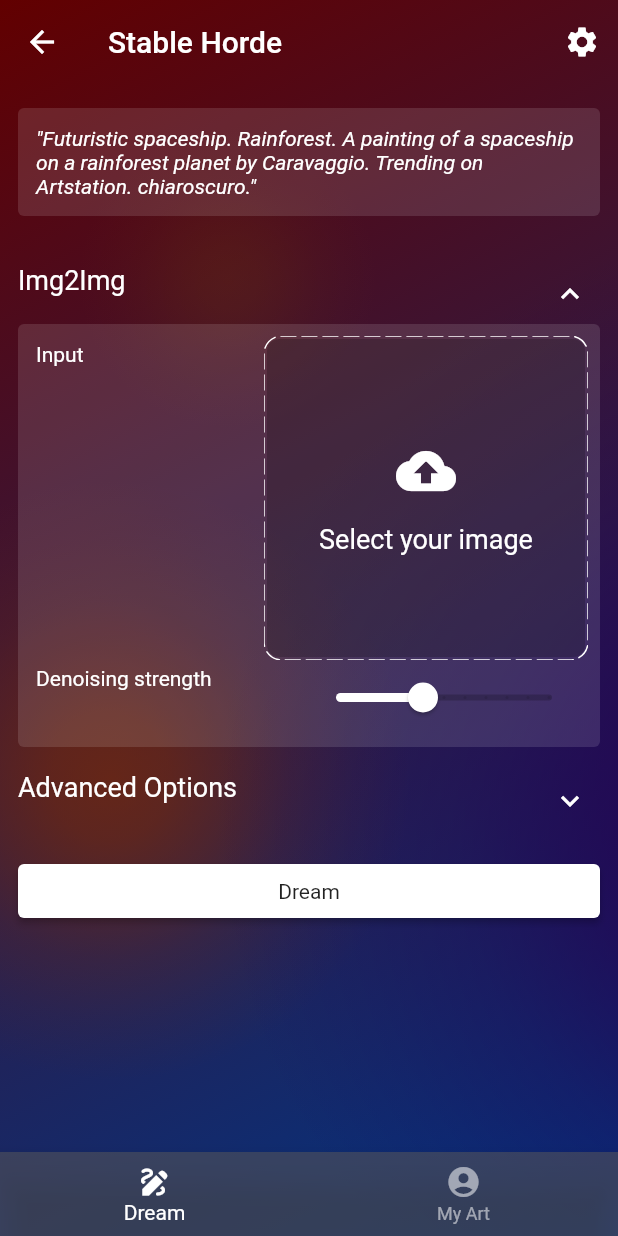
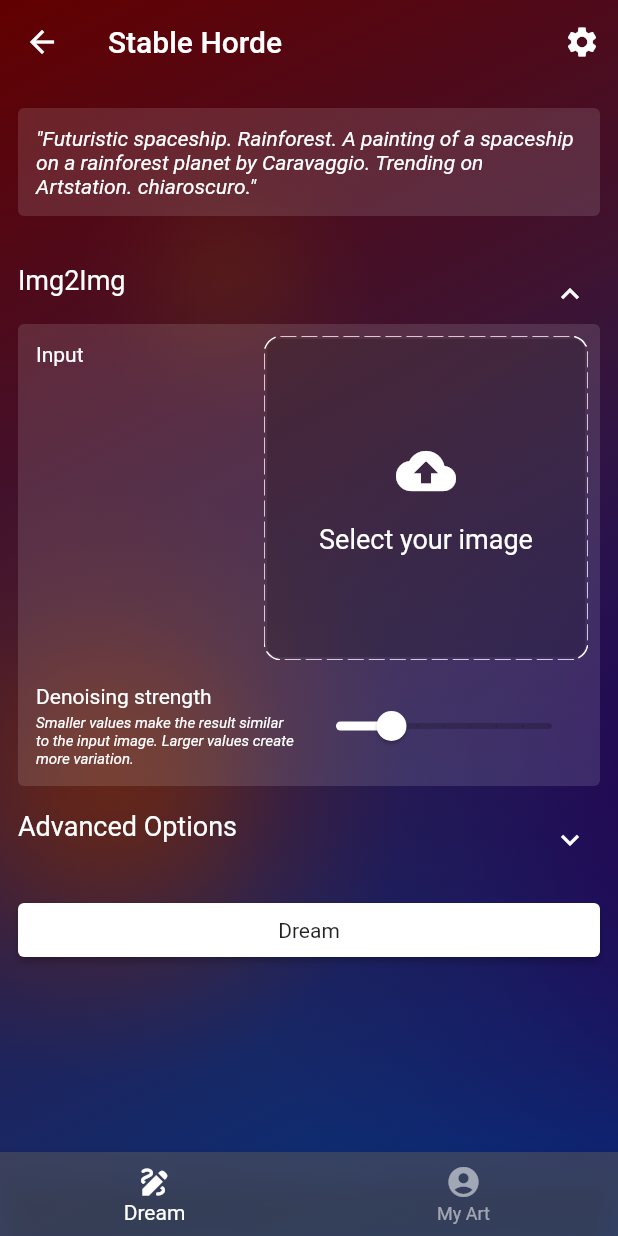
Before and after one commit to ndahlquist/stable-horde-flutter, a Flutter app: the HomePage screen opened directly, after a tap on "Img2Img", on a phone screen of 412 x 824 dp. Run offline on Flutter 3.47's test engine with Material 2 defaults, Android fonts, the phone set to English and light mode, and no system bars; drawn by our look-alikes of dotted_border, expandable; our stand-ins replace cached_network_image, firebase_analytics, firebase_core, firebase_remote_config, flutter_svg, google_fonts and 6 more; accounts and stored records are empty; generated files the repository leaves out were written again; Roboto replaces fonts that are missing (Ubuntu).

Commit message:
UI adjustments.

```diff
--- a/lib/widgets/denoising_strength_box.dart
+++ b/lib/widgets/denoising_strength_box.dart
@@ -26,25 +26,29 @@ class _DenoisingStrengthBoxState extends State<DenoisingStrengthBox> {
 
   @override
   Widget build(BuildContext context) {
-    return SizedBox(
-      height: 50,
+    return Padding(
+      padding: const EdgeInsets.only(
+        left: 4,
+        top: 16,
+        bottom: 4,
+      ),
       child: Row(
+        crossAxisAlignment: CrossAxisAlignment.center,
         children: [
           Expanded(
-            child: Padding(
-              padding: const EdgeInsets.only(
-                left: 4,
-                top: 4,
-                bottom: 4,
-                right: 8,
-              ),
-              child: Column(
-                crossAxisAlignment: CrossAxisAlignment.start,
-                children: const [
-                  Text('Denoising strength '),
-                  SizedBox(height: 8),
-                ],
-              ),
+            child: Column(
+              crossAxisAlignment: CrossAxisAlignment.start,
+              children: const [
+                Text('Denoising strength'),
+                SizedBox(height: 4),
+                Text(
+                  'Smaller values make the result similar to the input image. Larger values create more variation.',
+                  style: TextStyle(
+                    fontSize: 10,
+                    fontStyle: FontStyle.italic,
+                  ),
+                ),
+              ],
             ),
           ),
           SliderTheme(
@@ -56,9 +60,10 @@ class _DenoisingStrengthBoxState extends State<DenoisingStrengthBox> {
             ),
             child: Slider(
               value: _denoisingStrength,
+              min: .2,
               max: 1,
-              divisions: 10,
-              label: _denoisingStrength.toString(),
+              divisions: 8,
+              label: "${(_denoisingStrength * 100).toInt()}%",
               onChanged: (double value) async {
                 await sharedPrefsBloc.setDenoisingStrength(value);
                 setState(() {
```
